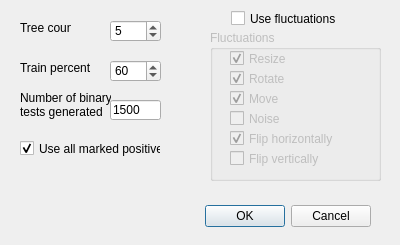
lenaonisch/DIPLOMA6, file trainparameters.ui: the form before one commit.
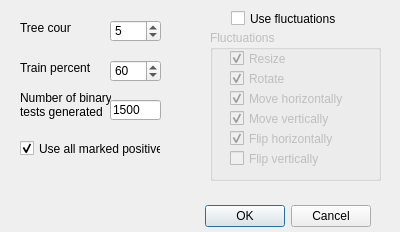
The form after the commit.

What changed in the file:
```diff
--- a/trainparameters.ui
+++ b/trainparameters.ui
@@ -7,7 +7,7 @@
     <x>0</x>
     <y>0</y>
     <width>400</width>
-    <height>245</height>
+    <height>232</height>
    </rect>
   </property>
   <property name="sizePolicy">
@@ -100,33 +100,17 @@
      <rect>
       <x>20</x>
       <y>60</y>
-      <width>70</width>
+      <width>121</width>
       <height>17</height>
      </rect>
     </property>
     <property name="text">
-     <string>Move</string>
+     <string>Move horizontally</string>
     </property>
     <property name="checked">
      <bool>true</bool>
     </property>
    </widget>
-   <widget class="QCheckBox" name="cbNoise">
-    <property name="geometry">
-     <rect>
-      <x>20</x>
-      <y>80</y>
-      <width>70</width>
-      <height>17</height>
-     </rect>
-    </property>
-    <property name="text">
-     <string>Noise</string>
-    </property>
-    <property name="checked">
-     <bool>false</bool>
-    </property>
-   </widget>
    <widget class="QCheckBox" name="cbResize">
     <property name="geometry">
      <rect>
@@ -191,6 +175,22 @@
      <bool>false</bool>
     </property>
    </widget>
+   <widget class="QCheckBox" name="cbMoveVert">
+    <property name="geometry">
+     <rect>
+      <x>20</x>
+      <y>80</y>
+      <width>121</width>
+      <height>17</height>
+     </rect>
+    </property>
+    <property name="text">
+     <string>Move vertically</string>
+    </property>
+    <property name="checked">
+     <bool>true</bool>
+    </property>
+   </widget>
   </widget>
   <widget class="QLabel" name="label_2">
    <property name="geometry">
```
Left out of the diff: 2 changed lines with no effect on the pictures.
